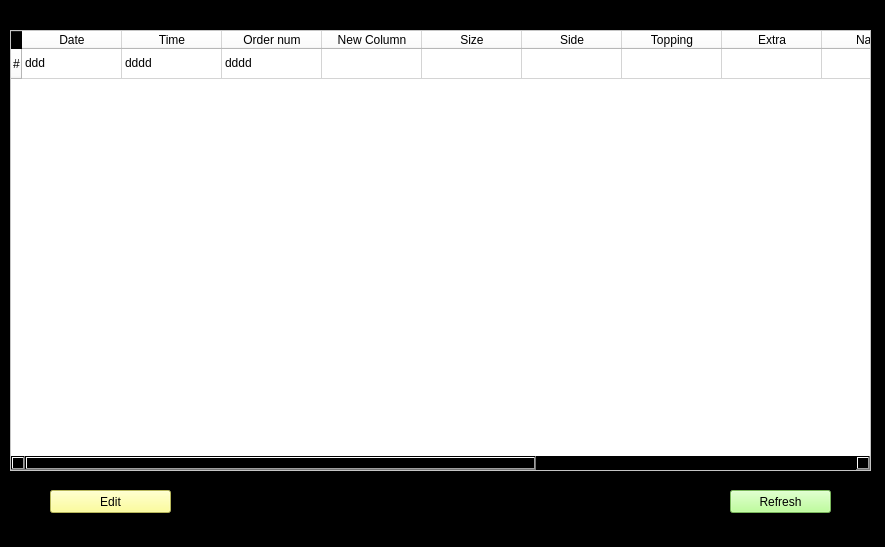
This is PythonApplication2/res/ForRT.ui in ioscarhunter/Project as Qt 5 draws it before an edit. The edited form follows.
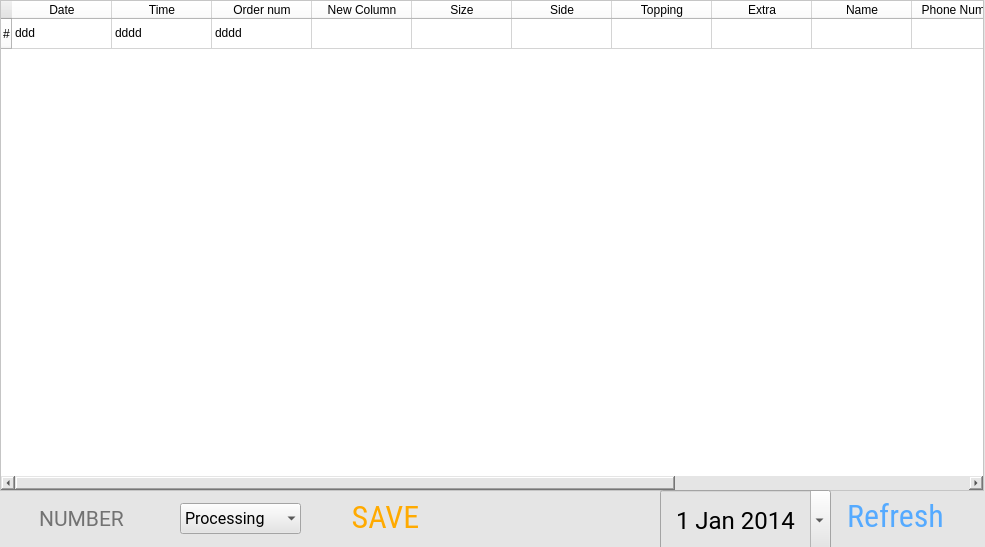
This is the edited form.

Commit message: add two gui class

Diff of the .ui file:
```diff
--- a/PythonApplication2/res/ForRT.ui
+++ b/PythonApplication2/res/ForRT.ui
@@ -6,10 +6,28 @@
    <rect>
     <x>0</x>
     <y>0</y>
-    <width>885</width>
+    <width>985</width>
     <height>547</height>
    </rect>
   </property>
+  <property name="sizePolicy">
+   <sizepolicy hsizetype="Fixed" vsizetype="Fixed">
+    <horstretch>0</horstretch>
+    <verstretch>0</verstretch>
+   </sizepolicy>
+  </property>
+  <property name="minimumSize">
+   <size>
+    <width>985</width>
+    <height>547</height>
+   </size>
+  </property>
+  <property name="maximumSize">
+   <size>
+    <width>985</width>
+    <height>547</height>
+   </size>
+  </property>
   <property name="windowTitle">
    <string>Form</string>
   </property>
@@ -17,15 +35,15 @@
    <bool>false</bool>
   </property>
   <property name="styleSheet">
-   <string notr="true">background-color: rgb(0, 0, 0);</string>
+   <string notr="true">background-color: rgb(229, 229, 229);</string>
   </property>
   <widget class="QTableWidget" name="StatusTB">
    <property name="geometry">
     <rect>
-     <x>10</x>
-     <y>30</y>
-     <width>861</width>
-     <height>441</height>
+     <x>0</x>
+     <y>0</y>
+     <width>984</width>
+     <height>491</height>
     </rect>
    </property>
    <property name="styleSheet">
@@ -120,36 +138,174 @@
   <widget class="QPushButton" name="Bref">
    <property name="geometry">
     <rect>
-     <x>730</x>
+     <x>830</x>
      <y>490</y>
-     <width>101</width>
-     <height>23</height>
+     <width>131</width>
+     <height>51</height>
     </rect>
    </property>
+   <property name="sizePolicy">
+    <sizepolicy hsizetype="Fixed" vsizetype="Fixed">
+     <horstretch>1</horstretch>
+     <verstretch>1</verstretch>
+    </sizepolicy>
+   </property>
+   <property name="font">
+    <font>
+     <family>Roboto Condensed</family>
+     <pointsize>24</pointsize>
+    </font>
+   </property>
    <property name="styleSheet">
-    <string notr="true">
+    <string notr="true">color: rgb(85, 170, 255);
 background-color: rgb(170, 255, 127);</string>
    </property>
    <property name="text">
     <string>Refresh</string>
    </property>
+   <property name="flat">
+    <bool>true</bool>
+   </property>
   </widget>
   <widget class="QPushButton" name="Bedit">
    <property name="geometry">
     <rect>
-     <x>50</x>
+     <x>320</x>
+     <y>491</y>
+     <width>131</width>
+     <height>51</height>
+    </rect>
+   </property>
+   <property name="font">
+    <font>
+     <family>Roboto Condensed</family>
+     <pointsize>24</pointsize>
+     <weight>50</weight>
+     <bold>false</bold>
+    </font>
+   </property>
+   <property name="styleSheet">
+    <string notr="true">color: rgb(255, 170, 0);</string>
+   </property>
+   <property name="text">
+    <string>SAVE</string>
+   </property>
+   <property name="flat">
+    <bool>true</bool>
+   </property>
+  </widget>
+  <widget class="QDateEdit" name="dateEdit">
+   <property name="geometry">
+    <rect>
+     <x>660</x>
      <y>490</y>
+     <width>171</width>
+     <height>61</height>
+    </rect>
+   </property>
+   <property name="sizePolicy">
+    <sizepolicy hsizetype="Fixed" vsizetype="Fixed">
+     <horstretch>1</horstretch>
+     <verstretch>1</verstretch>
+    </sizepolicy>
+   </property>
+   <property name="font">
+    <font>
+     <family>Roboto</family>
+     <pointsize>18</pointsize>
+    </font>
+   </property>
+   <property name="styleSheet">
+    <string notr="true"/>
+   </property>
+   <property name="alignment">
+    <set>Qt::AlignCenter</set>
+   </property>
+   <property name="minimumDate">
+    <date>
+     <year>2014</year>
+     <month>1</month>
+     <day>1</day>
+    </date>
+   </property>
+   <property name="calendarPopup">
+    <bool>true</bool>
+   </property>
+  </widget>
+  <widget class="QLineEdit" name="lineEdit">
+   <property name="geometry">
+    <rect>
+     <x>6</x>
+     <y>498</y>
+     <width>151</width>
+     <height>41</height>
+    </rect>
+   </property>
+   <property name="font">
+    <font>
+     <family>Roboto</family>
+     <pointsize>16</pointsize>
+    </font>
+   </property>
+   <property name="styleSheet">
+    <string notr="true">background-color: rgb(229, 229, 229);</string>
+   </property>
+   <property name="inputMask">
+    <string/>
+   </property>
+   <property name="text">
+    <string/>
+   </property>
+   <property name="frame">
+    <bool>false</bool>
+   </property>
+   <property name="alignment">
+    <set>Qt::AlignCenter</set>
+   </property>
+   <property name="placeholderText">
+    <string>NUMBER</string>
+   </property>
+  </widget>
+  <widget class="QComboBox" name="comboBox">
+   <property name="geometry">
+    <rect>
+     <x>180</x>
+     <y>503</y>
      <width>121</width>
-     <height>23</height>
+     <height>31</height>
     </rect>
    </property>
-   <property name="styleSheet">
-    <string notr="true">
-background-color: rgb(255, 255, 127);</string>
+   <property name="font">
+    <font>
+     <family>Roboto</family>
+     <pointsize>12</pointsize>
+    </font>
    </property>
-   <property name="text">
-    <string>Edit</string>
+   <property name="editable">
+    <bool>false</bool>
    </property>
+   <property name="currentIndex">
+    <number>0</number>
+   </property>
+   <property name="maxVisibleItems">
+    <number>8</number>
+   </property>
+   <property name="insertPolicy">
+    <enum>QComboBox::InsertAtBottom</enum>
+   </property>
+   <property name="frame">
+    <bool>false</bool>
+   </property>
+   <item>
+    <property name="text">
+     <string>Processing</string>
+    </property>
+   </item>
+   <item>
+    <property name="text">
+     <string>Delivering</string>
+    </property>
+   </item>
   </widget>
  </widget>
  <resources/>
```
Left out of the diff: 12 changed lines with no effect on the pictures. The commit also changes 6 other files.
